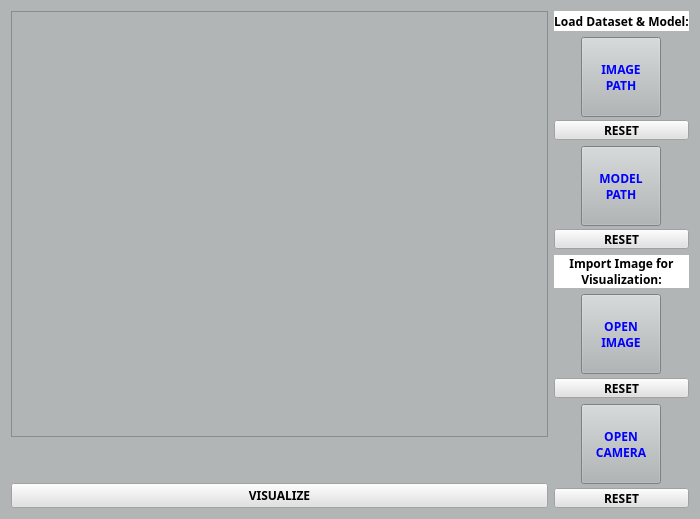
Above: rLearning_Computer_Vision/VisualizationWidget.ui from SAIL-LAB155/Learning_Computer_Vision before the change. Below: the same form after it.
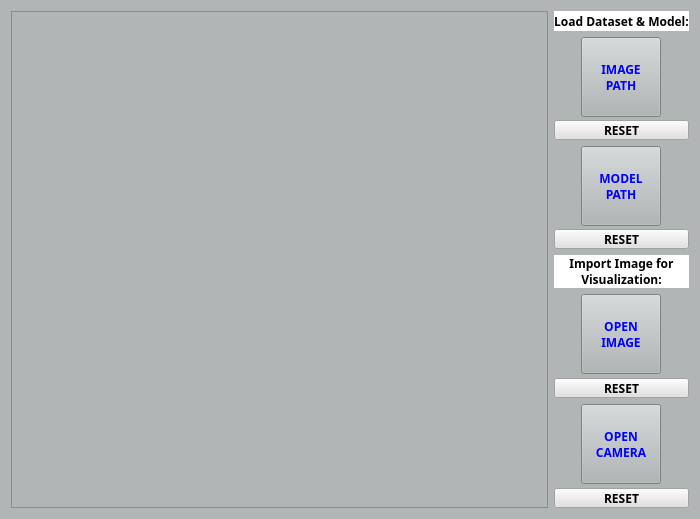
That is the form after the change. Icons and pictures are not drawn.

What changed in the file:
```diff
--- a/rLearning_Computer_Vision/VisualizationWidget.ui
+++ b/rLearning_Computer_Vision/VisualizationWidget.ui
@@ -18,7 +18,7 @@
   </property>
   <layout class="QHBoxLayout" name="horizontalLayout" stretch="10,0">
    <item>
-    <layout class="QVBoxLayout" name="verticalLayout_2" stretch="1,0,1">
+    <layout class="QVBoxLayout" name="verticalLayout_2" stretch="1">
      <item>
       <widget class="QFrame" name="frame">
        <property name="frameShape">
@@ -29,48 +29,6 @@
        </property>
       </widget>
      </item>
-     <item>
-      <spacer name="verticalSpacer">
-       <property name="orientation">
-        <enum>Qt::Vertical</enum>
-       </property>
-       <property name="sizeHint" stdset="0">
-        <size>
-         <width>20</width>
-         <height>40</height>
-        </size>
-       </property>
-      </spacer>
-     </item>
-     <item>
-      <widget class="QPushButton" name="m_btn_Visualize">
-       <property name="sizePolicy">
-        <sizepolicy hsizetype="Preferred" vsizetype="Fixed">
-         <horstretch>0</horstretch>
-         <verstretch>0</verstretch>
-        </sizepolicy>
-       </property>
-       <property name="minimumSize">
-        <size>
-         <width>0</width>
-         <height>10</height>
-        </size>
-       </property>
-       <property name="font">
-        <font>
-         <family>Purisa</family>
-         <weight>75</weight>
-         <bold>true</bold>
-        </font>
-       </property>
-       <property name="styleSheet">
-        <string notr="true">background-color: rgb(225, 225, 225);</string>
-       </property>
-       <property name="text">
-        <string>VISUALIZE</string>
-       </property>
-      </widget>
-     </item>
     </layout>
    </item>
    <item>
```
